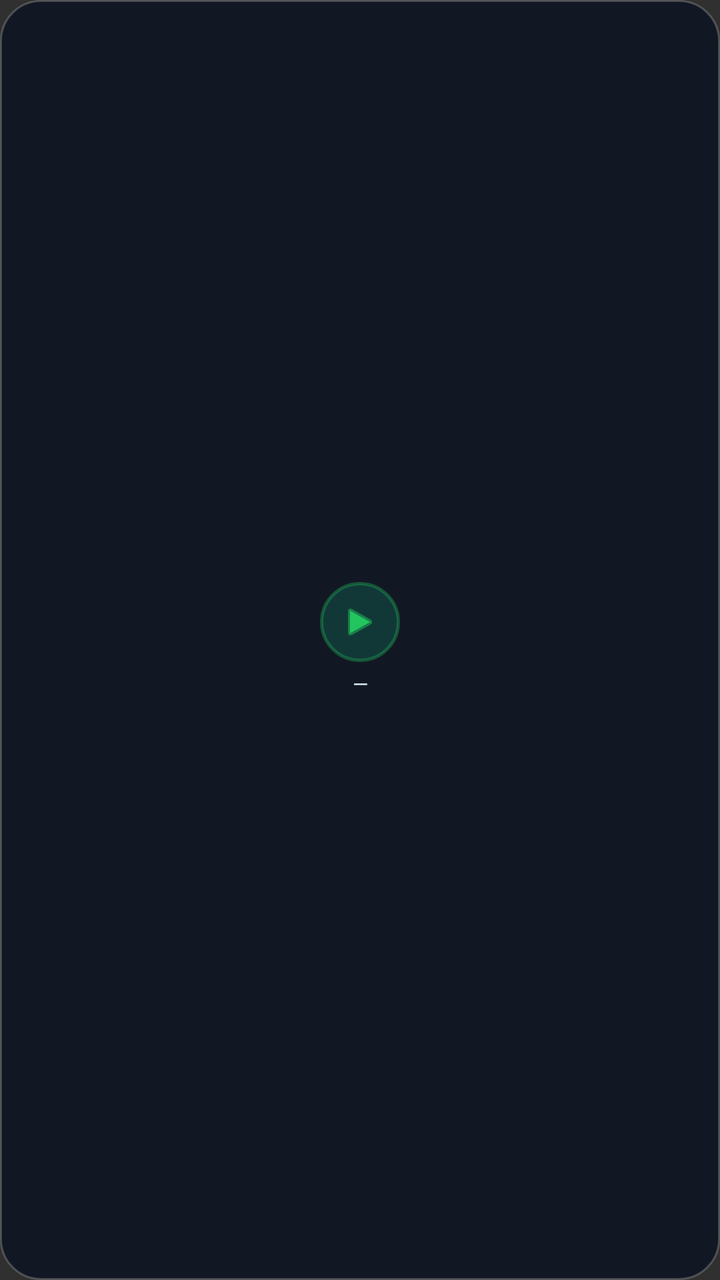
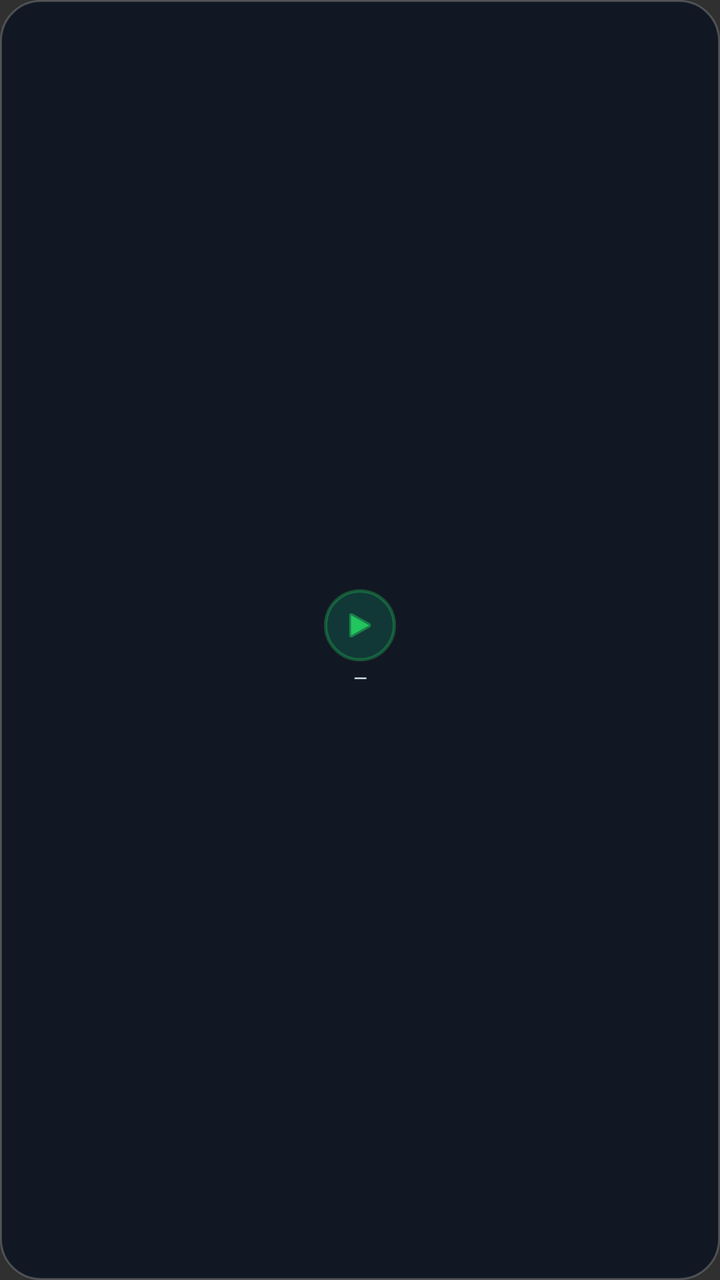

The first picture is an Android layout as it rendered before a commit; the second is the same layout after the commit. The layout source and the unified diff follow.
<!-- AndroidManifest.xml: application theme Theme.VpEgs -->
<!-- res/layout/widget_1x1.xml -->
<?xml version="1.0" encoding="utf-8"?>
<LinearLayout xmlns:android="http://schemas.android.com/apk/res/android"
    android:id="@+id/widget_root"
    android:layout_width="match_parent"
    android:layout_height="wrap_content"
    android:orientation="vertical"
    android:gravity="center"
    android:padding="6dp"
    android:background="@drawable/widget_bg">

    <FrameLayout
        android:id="@+id/btn_toggle"
        android:layout_width="40dp"
        android:layout_height="40dp"
        android:clickable="true"
        android:focusable="true"
        android:background="@drawable/widget_btn_circle">
        <ImageView
            android:id="@+id/icon_power"
            android:layout_width="20dp"
            android:layout_height="20dp"
            android:layout_gravity="center"
            android:src="@android:drawable/ic_media_play"
            android:tint="#22C55E" />
    </FrameLayout>
    <TextView
        android:id="@+id/txt_country"
        android:layout_width="match_parent"
        android:layout_height="wrap_content"
        android:layout_marginTop="4dp"
        android:gravity="center"
        android:text="—"
        android:textColor="#E0F2FE"
        android:textSize="10sp"
        android:maxLines="1"
        android:ellipsize="end" />
</LinearLayout>
<!-- resources referenced by this layout -->
<resources>
  <!-- drawable widget_bg (drawable) -->
  <?xml version="1.0" encoding="utf-8"?>
  <shape xmlns:android="http://schemas.android.com/apk/res/android" android:shape="rectangle">
      <solid android:color="#CC0B1220" />
      <corners android:radius="20dp" />
      <stroke android:width="1dp" android:color="#33FFFFFF" />
  </shape>
  <!-- drawable widget_btn_circle (drawable) -->
  <?xml version="1.0" encoding="utf-8"?>
  <shape xmlns:android="http://schemas.android.com/apk/res/android"
      android:shape="oval">
      <solid android:color="#3310B981" />
      <stroke android:width="1.5dp" android:color="#5522C55E" />
  </shape>
  <style name="Theme.VpEgs" parent="android:Theme.Material.NoActionBar">
          <item name="android:statusBarColor">@android:color/transparent</item>
          <item name="android:navigationBarColor">@android:color/transparent</item>
          <item name="android:windowLightStatusBar">false</item>
      </style>
</resources>

<!-- the commit's change to res/layout/widget_1x1.xml (unified diff, before → after) -->
@@ -2,23 +2,23 @@
 <LinearLayout xmlns:android="http://schemas.android.com/apk/res/android"
     android:id="@+id/widget_root"
     android:layout_width="match_parent"
-    android:layout_height="wrap_content"
+    android:layout_height="match_parent"
     android:orientation="vertical"
     android:gravity="center"
-    android:padding="6dp"
+    android:padding="4dp"
     android:background="@drawable/widget_bg">
 
     <FrameLayout
         android:id="@+id/btn_toggle"
-        android:layout_width="40dp"
-        android:layout_height="40dp"
+        android:layout_width="36dp"
+        android:layout_height="36dp"
         android:clickable="true"
         android:focusable="true"
         android:background="@drawable/widget_btn_circle">
         <ImageView
             android:id="@+id/icon_power"
-            android:layout_width="20dp"
-            android:layout_height="20dp"
+            android:layout_width="18dp"
+            android:layout_height="18dp"
             android:layout_gravity="center"
             android:src="@android:drawable/ic_media_play"
             android:tint="#22C55E" />
@@ -27,11 +27,11 @@
         android:id="@+id/txt_country"
         android:layout_width="match_parent"
         android:layout_height="wrap_content"
-        android:layout_marginTop="4dp"
+        android:layout_marginTop="2dp"
         android:gravity="center"
         android:text="—"
         android:textColor="#E0F2FE"
-        android:textSize="10sp"
+        android:textSize="9sp"
         android:maxLines="1"
         android:ellipsize="end" />
 </LinearLayout>
